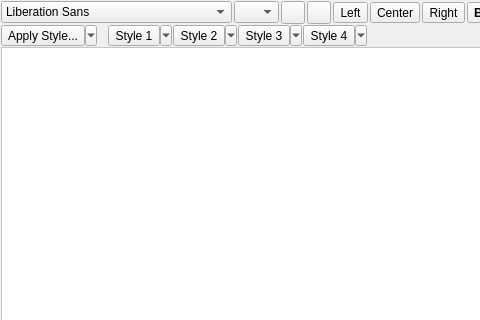
First picture: the form in RichTextEdit.ui, repository redeyedvireo/PyNoteBook, before the edit; both pictures show x 0 to 480 and y 0 to 320 of the 794 by 628 pixel window.
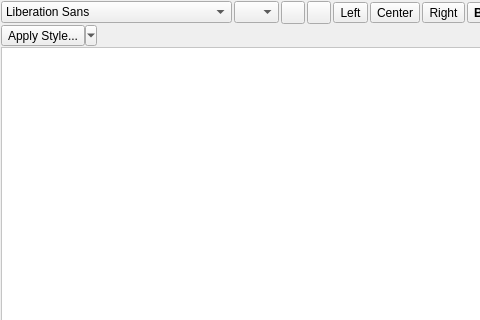
Second picture: the form after the edit. Icons and pictures are not drawn. Custom widgets are drawn as their Qt base class.

Commit message: Create style shortcut buttons programmatically.  This allows the number of buttons to be set in the code.

The edit to the form file:
```diff
--- a/RichTextEdit.ui
+++ b/RichTextEdit.ui
@@ -439,70 +439,6 @@
        </property>
       </spacer>
      </item>
-     <item>
-      <widget class="QToolButton" name="styleShortcut0">
-       <property name="minimumSize">
-        <size>
-         <width>64</width>
-         <height>0</height>
-        </size>
-       </property>
-       <property name="text">
-        <string>Style 1</string>
-       </property>
-       <property name="popupMode">
-        <enum>QToolButton::ToolButtonPopupMode::MenuButtonPopup</enum>
-       </property>
-      </widget>
-     </item>
-     <item>
-      <widget class="QToolButton" name="styleShortcut1">
-       <property name="minimumSize">
-        <size>
-         <width>64</width>
-         <height>0</height>
-        </size>
-       </property>
-       <property name="text">
-        <string>Style 2</string>
-       </property>
-       <property name="popupMode">
-        <enum>QToolButton::ToolButtonPopupMode::MenuButtonPopup</enum>
-       </property>
-      </widget>
-     </item>
-     <item>
-      <widget class="QToolButton" name="styleShortcut2">
-       <property name="minimumSize">
-        <size>
-         <width>64</width>
-         <height>0</height>
-        </size>
-       </property>
-       <property name="text">
-        <string>Style 3</string>
-       </property>
-       <property name="popupMode">
-        <enum>QToolButton::ToolButtonPopupMode::MenuButtonPopup</enum>
-       </property>
-      </widget>
-     </item>
-     <item>
-      <widget class="QToolButton" name="styleShortcut3">
-       <property name="minimumSize">
-        <size>
-         <width>64</width>
-         <height>0</height>
-        </size>
-       </property>
-       <property name="text">
-        <string>Style 4</string>
-       </property>
-       <property name="popupMode">
-        <enum>QToolButton::ToolButtonPopupMode::MenuButtonPopup</enum>
-       </property>
-      </widget>
-     </item>
      <item>
       <spacer name="horizontalSpacer">
        <property name="orientation">
```
Left out of the diff: 2 changed lines with no effect on the pictures. The commit also changes 3 other files.
